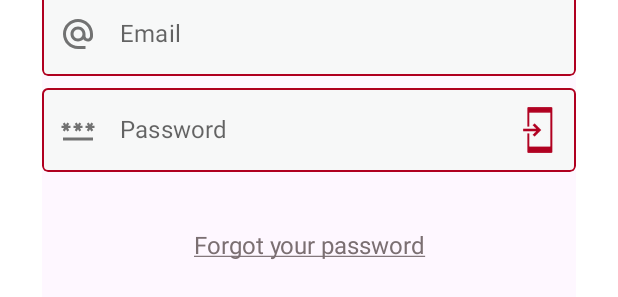
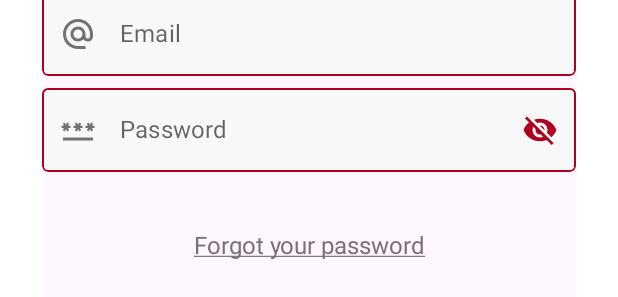
Before and after one commit to thkox/current-topics-of-software-engineering_2023-smart-alert, an Android app built with Jetpack Compose: the @Preview function LoginScreenPreview, on a phone screen of 412 x 824 dp. Shown: the part 205-502 px from the top of the screen. Run offline under Robolectric (Android 15) with nearby library versions, the phone set to English and light mode, and no system bars; our stand-ins replace Firebase (no records; nobody signed in at launch, a user with empty details on screens opened directly).

Commit message:
SignUp, Login Page last changes

```diff
--- a/app/src/main/java/eu/tkacas/smartalert/components/AppComponents.kt
+++ b/app/src/main/java/eu/tkacas/smartalert/components/AppComponents.kt
@@ -193,11 +193,9 @@ fun PasswordTextFieldComponent(
         },
         trailingIcon = {
             val iconImage = if(passwordVisible.value) {
-                //Icon(painter = painterResource(id = R.drawable.visibility), contentDescription = "")
-                painterResource(id = com.google.android.gms.base.R.drawable.common_full_open_on_phone)
+                painterResource(id = R.drawable.visibility)
             } else{
-                //Icon(painter = painterResource(id = R.drawable.visibility_off), contentDescription = "")
-                painterResource(id = com.google.android.gms.base.R.drawable.common_full_open_on_phone)
+                painterResource(id = R.drawable.visibility_off)
             }
             val description = if(passwordVisible.value){
                 stringResource(id = R.string.hide_password)
--- a/settings.gradle.kts
+++ b/settings.gradle.kts
@@ -12,6 +12,5 @@ dependencyResolutionManagement {
         mavenCentral()
     }
 }
-
 rootProject.name = "Smart Alert"
 include(":app")
```
Also changed, not shown: gradle/wrapper/gradle-wrapper.properties.
